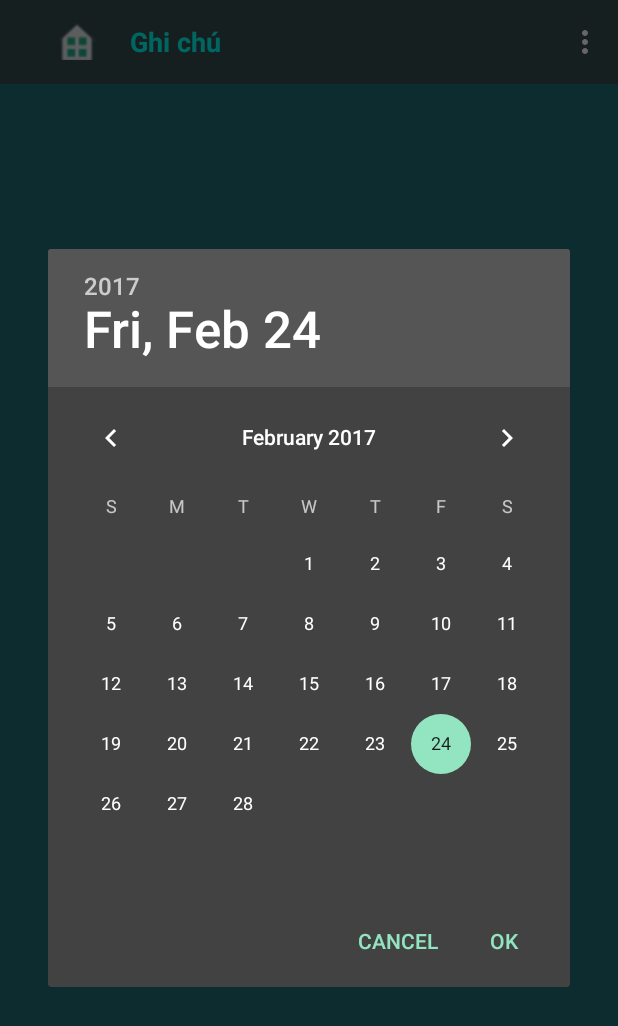
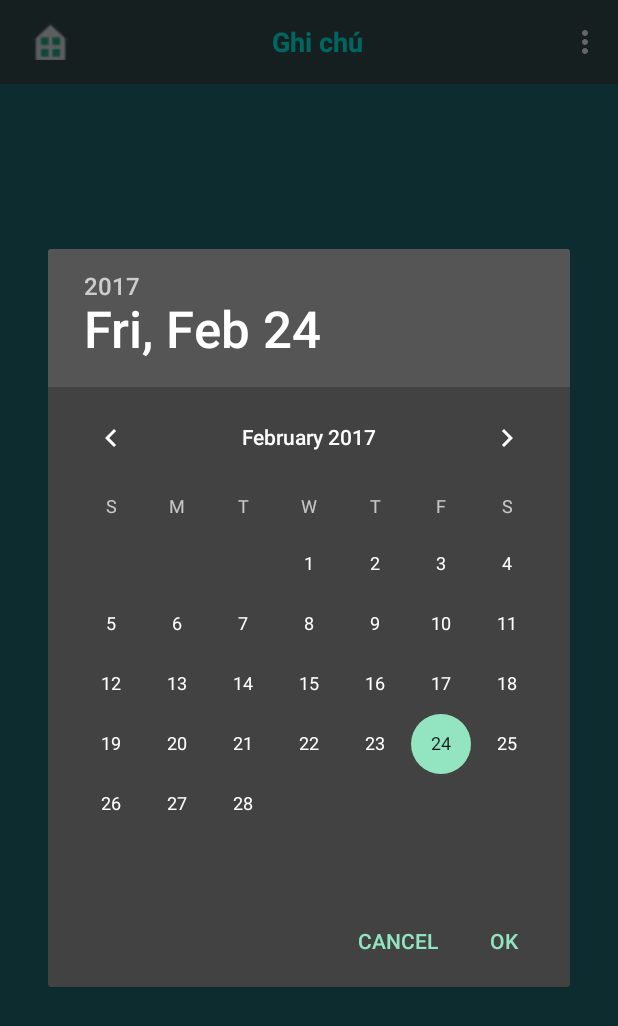
Before and after one commit to levankhang/noteapp, an Android app: the screen it shows after launch (MainActivity), in the options menu, after a tap on "Xem theo ngày", on a phone screen of 412 x 824 dp. Shown: the top 1026 px of the screen. Run offline under Robolectric (Android 15) with nearby library versions, the phone set to English and light mode, and no system bars.

Commit message:
thay đổi toolbar, sửa code datetime

```diff
--- a/app/src/main/java/uitstart/uit/noteapp/MainActivity.java
+++ b/app/src/main/java/uitstart/uit/noteapp/MainActivity.java
@@ -43,7 +43,7 @@ public class MainActivity extends AppCompatActivity implements View.OnLongClickL
     private TextView tvAppName, tvCounter;
 
     public static NoteAdapter adater;
-    public static  NoteDataBase noteDataBase;
+    public static NoteDataBase noteDataBase;
 
 
     @Override
@@ -55,7 +55,7 @@ public class MainActivity extends AppCompatActivity implements View.OnLongClickL
         initRecyclerViewNote();
         addEvents();
         loadData();
-        publicDateTime =new PublicDateTime(this);
+        publicDateTime =new PublicDateTime();
     }
 
     private void loadData() {
@@ -111,7 +111,7 @@ public class MainActivity extends AppCompatActivity implements View.OnLongClickL
     }
 
     private void viewNoteOfDay() {
-        publicDateTime.changedDateAction(true,false);
+        publicDateTime.viewNoteOfDay(this);
     }
 
     private void openSetting() {
--- a/app/src/main/java/uitstart/uit/noteapp/PublicDateTime.java
+++ b/app/src/main/java/uitstart/uit/noteapp/PublicDateTime.java
@@ -1,5 +1,6 @@
 package uitstart.uit.noteapp;
 
+import android.app.Activity;
 import android.app.DatePickerDialog;
 import android.app.TimePickerDialog;
 import android.widget.DatePicker;
@@ -21,20 +22,11 @@ public class PublicDateTime {
 
     public static  Calendar calendar;
 
-    private MainActivity mainActivity;
-    private NoteActionActivity noteActionActivity;
-
-    public PublicDateTime(MainActivity mainActivity) {
-        this.mainActivity=mainActivity;
+    public PublicDateTime() {
         calendar=Calendar.getInstance();
     }
 
-    public PublicDateTime(NoteActionActivity noteActionActivity){
-        this.noteActionActivity = noteActionActivity;
-        calendar=Calendar.getInstance();
-    }
-
-    public void changedDateAction(final boolean isFromMainActivity, final boolean isFromNoteActionActivity){
+    public void changeDate(final NoteActionActivity noteActionActivity){
 
         DatePickerDialog.OnDateSetListener onDateSetListener=new DatePickerDialog.OnDateSetListener() {
             @Override
@@ -43,17 +35,11 @@ public class PublicDateTime {
                 calendar.set(Calendar.MONTH,month);
                 calendar.set(Calendar.DAY_OF_MONTH,dayOfMonth);
 
-                if(isFromMainActivity)
-                    mainActivity.adater.refreshData(FORMAT_DATE.format(calendar.getTime()));
-
-                if(isFromNoteActionActivity)
-                    noteActionActivity.btnDate.setText(FORMAT_DATE.format(calendar.getTime()));
+                noteActionActivity.btnDate.setText(FORMAT_DATE.format(calendar.getTime()));
             }
         };
 
-        initCalendar(isFromMainActivity, isFromNoteActionActivity);
-
-        DatePickerDialog datePickerDialog=new DatePickerDialog(isFromMainActivity ? mainActivity: noteActionActivity,onDateSetListener,
+        DatePickerDialog datePickerDialog=new DatePickerDialog(noteActionActivity,onDateSetListener,
                 calendar.get(Calendar.YEAR),
                 calendar.get(Calendar.MONTH),
                 calendar.get(Calendar.DAY_OF_MONTH)
@@ -61,33 +47,17 @@ public class PublicDateTime {
         datePickerDialog.show();
     }
 
-    private void initCalendar(boolean isFromMainActivity, boolean isFromNoteActionActivity) {
-        if(isFromNoteActionActivity)
-            try {
-                Date d=null;
-                d=FORMAT_CALENDAR.parse(noteActionActivity.btnDate.getText().toString()+" "+noteActionActivity.btnTime.getText().toString());
-                calendar.setTime(d);
-            } catch (ParseException e) {
-                e.printStackTrace();
-            }
-        else calendar=Calendar.getInstance();
-    }
 
-
-    // But default is from NoteActionActivity
-    public void changedTimeAction(final boolean isFromMainActivity, final boolean isFromNoteActionActivity){
+    public void changedTime(final NoteActionActivity noteActionActivity){
         TimePickerDialog.OnTimeSetListener onTimeSetListener=new TimePickerDialog.OnTimeSetListener() {
             @Override
             public void onTimeSet(TimePicker view, int hourOfDay, int minute) {
                 calendar.set(Calendar.HOUR_OF_DAY,hourOfDay);
                 calendar.set(Calendar.MINUTE,minute);
                 calendar.set(Calendar.SECOND,0);
-
-                if(isFromNoteActionActivity)
-                    noteActionActivity.btnTime.setText(FORMAT_TIME.format(calendar.getTime()));
+                noteActionActivity.btnTime.setText(FORMAT_TIME.format(calendar.getTime()));
             }
         };
-        initCalendar(isFromMainActivity,isFromNoteActionActivity);
 
         TimePickerDialog timePickerDialog=new TimePickerDialog(noteActionActivity,onTimeSetListener,
                 calendar.get(Calendar.HOUR_OF_DAY),
@@ -96,4 +66,24 @@ public class PublicDateTime {
         timePickerDialog.show();
     }
 
+
+    public void viewNoteOfDay(final MainActivity mainActivity) {
+        DatePickerDialog.OnDateSetListener onDateSetListener=new DatePickerDialog.OnDateSetListener() {
+            @Override
+            public void onDateSet(DatePicker view, int year, int month, int dayOfMonth) {
+                calendar.set(Calendar.YEAR,year);
+                calendar.set(Calendar.MONTH,month);
+                calendar.set(Calendar.DAY_OF_MONTH,dayOfMonth);
+
+                    mainActivity.adater.refreshData(FORMAT_DATE.format(calendar.getTime()));
+            }
+        };
+
+        DatePickerDialog datePickerDialog=new DatePickerDialog(mainActivity,onDateSetListener,
+                calendar.get(Calendar.YEAR),
+                calendar.get(Calendar.MONTH),
+                calendar.get(Calendar.DAY_OF_MONTH)
+        );
+        datePickerDialog.show();
+    }
 }
--- a/app/src/main/res/layout/activity_note.xml
+++ b/app/src/main/res/layout/activity_note.xml
@@ -6,7 +6,7 @@
     android:layout_height="match_parent"
     tools:context="uitstart.uit.noteapp.NoteActionActivity"
     android:orientation="vertical"
-    android:background="#256d71"
+    android:background="#3da2a7"
     android:layout_weight="15"
     android:padding="5dp">
 
@@ -113,7 +113,7 @@
         android:orientation="horizontal"
         android:weightSum="2">
         <Button
-            android:textColor="#39ff77"
+            android:textColor="#ffffff"
             android:layout_margin="2dp"
             android:background="@drawable/border"
             android:id="@+id/btnDate"
@@ -122,7 +122,7 @@
             android:layout_height="match_parent"
             android:text="21/10/2017"/>
         <Button
-            android:textColor="#39ff77"
+            android:textColor="#ffffff"
             android:layout_margin="2dp"
             android:background="@drawable/border"
             android:id="@+id/btnTime"
--- a/app/src/main/res/layout/dialog_confirm.xml
+++ b/app/src/main/res/layout/dialog_confirm.xml
@@ -4,7 +4,7 @@
     android:layout_height="match_parent"
     android:weightSum="2"
     android:padding="5dp"
-    android:background="#1f263d">
+    android:background="#28a5b6">
 
     <TextView
         android:id="@+id/tvConfirm"
--- a/app/src/main/res/layout/dialog_showinfo_layout.xml
+++ b/app/src/main/res/layout/dialog_showinfo_layout.xml
@@ -4,7 +4,7 @@
     android:layout_height="match_parent"
     android:weightSum="10.5"
     android:padding="5dp"
-    android:background="#252e39">
+    android:background="#2989b9">
     <TextView
         android:layout_width="match_parent"
         android:layout_height="0dp"
--- a/app/src/main/res/layout/toolbar_layout.xml
+++ b/app/src/main/res/layout/toolbar_layout.xml
@@ -17,20 +17,21 @@
             android:src="@drawable/ic_back"
             android:id="@+id/imgback"
             android:layout_width="0dp"
-            android:layout_weight="1"
+            android:layout_weight="0.5"
             android:layout_height="match_parent"
             android:visibility="gone"/>
         <ImageView
+            android:layout_gravity="left"
             android:src="@drawable/ic_home"
             android:id="@+id/imghome"
             android:layout_width="0dp"
-            android:layout_weight="1"
+            android:layout_weight="0.5"
             android:layout_height="match_parent" />
 
         <TextView
-            android:gravity="center_vertical"
+            android:gravity="center"
             android:layout_width="0dp"
-            android:layout_weight="4"
+            android:layout_weight="4.5"
             android:layout_height="match_parent"
             android:text="Ghi chú"
             android:textSize="18dp"
@@ -39,9 +40,9 @@
             android:id="@+id/tvAppName"/>
 
         <TextView
-            android:gravity="center_vertical"
+            android:gravity="center"
             android:layout_width="0dp"
-            android:layout_weight="4"
+            android:layout_weight="4.5"
             android:layout_height="match_parent"
             android:text="Có 0 item được chọn"
             android:textSize="18dp"
```
Also changed, not shown: app/src/main/java/uitstart/uit/noteapp/NoteActionActivity.java (+3 -5 lines).
